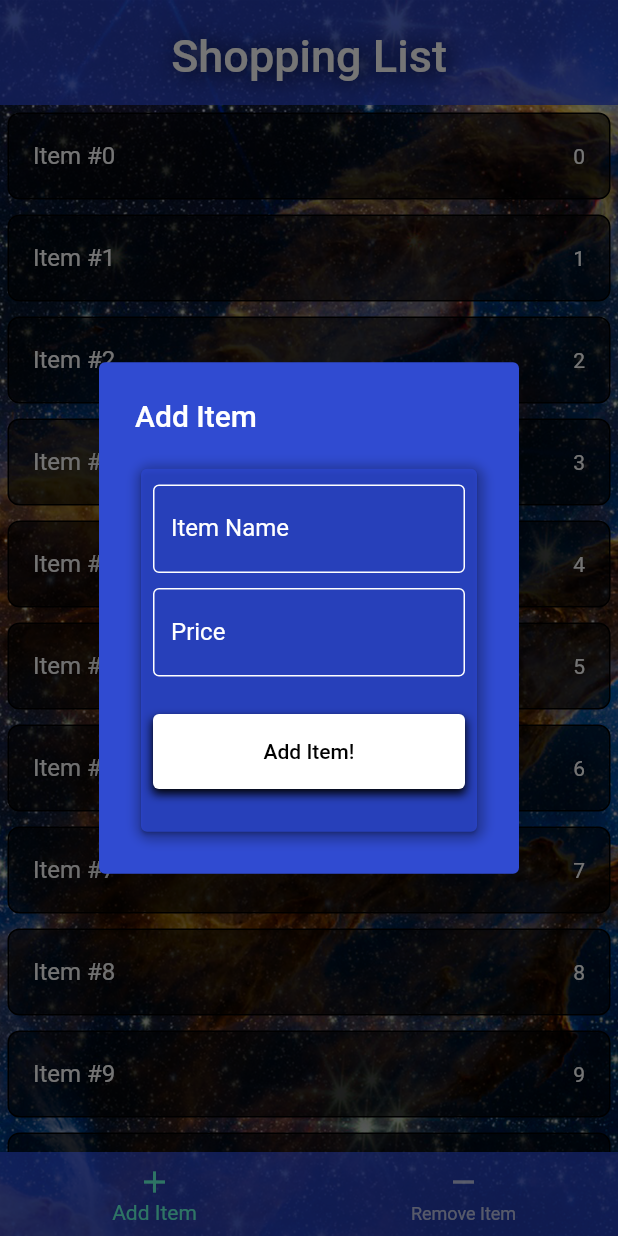
After one commit to LucasMonir/Custom-Shopping-List, a Flutter app: the screen it shows after launch, after a tap on "Add Item!", on a phone screen of 412 x 824 dp. The commit adds this screen. Run offline on Flutter 3.47's test engine with Material 2 defaults, Android fonts, the phone set to English and light mode, and no system bars.

Commit message:
Added Dialog for creating new list items! TODO: logic

```diff
--- /dev/null
+++ b/lib/pages/add_page.dart
@@ -0,0 +1,118 @@
+import 'package:flutter/material.dart';
+
+class AddPage extends StatefulWidget {
+  const AddPage({super.key});
+
+  @override
+  State<AddPage> createState() => _AddPageState();
+}
+
+class _AddPageState extends State<AddPage> {
+  @override
+  Widget build(BuildContext context) {
+    return AlertDialog(
+      backgroundColor: const Color.fromARGB(255, 48, 75, 209),
+      title: const Text('Add Item'),
+      content: Stack(
+        children: [
+          Container(
+            height: 250,
+            decoration: BoxDecoration(
+                color: Colors.transparent,
+                borderRadius: BorderRadius.circular(10),
+                boxShadow: const [
+                  BoxShadow(
+                      color: Colors.black26,
+                      blurRadius: 5,
+                      offset: Offset(1, 2)),
+                ]),
+            child: _loginForm(),
+          ),
+        ],
+      ),
+    );
+  }
+
+  Widget _loginForm() {
+    return Card(
+      color: const Color.fromARGB(201, 43, 70, 206),
+      child: Padding(
+        padding: const EdgeInsets.all(
+          8.0,
+        ),
+        child: Column(
+          children: [
+            Container(
+              margin: const EdgeInsets.only(top: 2.5, bottom: 5),
+              child: const TextField(
+                onChanged: null,
+                style: TextStyle(
+                  color: Colors.white,
+                ),
+                keyboardType: TextInputType.emailAddress,
+                cursorColor: Colors.white,
+                decoration: InputDecoration(
+                  label: Text('Item Name'),
+                  labelStyle: TextStyle(color: Colors.white),
+                  enabledBorder: OutlineInputBorder(
+                    borderSide: BorderSide(color: Colors.white),
+                  ),
+                  border: OutlineInputBorder(
+                    borderSide: BorderSide(color: Colors.white),
+                  ),
+                ),
+              ),
+            ),
+            Container(
+              margin: const EdgeInsets.only(
+                top: 5,
+                bottom: 5,
+              ),
+              child: const TextField(
+                onChanged: null,
+                obscureText: true,
+                style: TextStyle(color: Colors.white),
+                cursorColor: Colors.white,
+                decoration: InputDecoration(
+                  label: Text('Price'),
+                  labelStyle: TextStyle(color: Colors.white),
+                  enabledBorder: OutlineInputBorder(
+                    borderSide: BorderSide(color: Colors.white),
+                  ),
+                  border: OutlineInputBorder(
+                    borderSide: BorderSide(color: Colors.white),
+                  ),
+                ),
+              ),
+            ),
+            Container(
+              margin: const EdgeInsets.symmetric(vertical: 20),
+              decoration: const BoxDecoration(
+                boxShadow: [
+                  BoxShadow(
+                    blurRadius: 5,
+                    offset: Offset(0.0, 3.0),
+                  ),
+                ],
+              ),
+              width: double.infinity,
+              height: 50,
+              child: ElevatedButton(
+                style: const ButtonStyle(
+                  foregroundColor: MaterialStatePropertyAll(
+                    Color.fromARGB(255, 0, 0, 0),
+                  ),
+                  backgroundColor: MaterialStatePropertyAll(
+                    Colors.white,
+                  ),
+                ),
+                onPressed: () {},
+                child: const Text('Add Item!'),
+              ),
+            ),
+          ],
+        ),
+      ),
+    );
+  }
+}
--- a/lib/pages/home_page.dart
+++ b/lib/pages/home_page.dart
@@ -4,18 +4,21 @@ import 'package:custom_wish_list/widgets/tile_widget.dart';
 import 'package:flutter/material.dart';
 
 class HomePage extends StatefulWidget {
-  final String title;
-  const HomePage({super.key, required this.title});
+  late List<String> list;
+  late String title;
+  late Function callback;
+
+  HomePage.callback({super.key, required this.callback});
+  HomePage({super.key, required this.title});
 
   @override
   State<HomePage> createState() => _HomePageState();
 }
 
 class _HomePageState extends State<HomePage> {
-  List<String> list = List.generate(20, (index) => 'Item #$index');
-
   @override
   Widget build(BuildContext context) {
+    widget.list = List.generate(20, (index) => 'Item #$index');
     return Container(
       decoration: const BoxDecoration(
         image: DecorationImage(
@@ -31,9 +34,9 @@ class _HomePageState extends State<HomePage> {
             AppbarWidget(title: widget.title),
             SliverList(
               delegate: SliverChildBuilderDelegate(
-                childCount: list.length,
+                childCount: widget.list.length,
                 (context, index) => TileWidget(
-                  title: list[index],
+                  title: widget.list[index],
                   index: index,
                   price: index.toString(),
                 ),
--- a/lib/widgets/bottom_navigation_widget.dart
+++ b/lib/widgets/bottom_navigation_widget.dart
@@ -1,4 +1,6 @@
+import 'package:custom_wish_list/pages/add_page.dart';
 import 'package:flutter/material.dart';
+import 'package:flutter/services.dart';
 
 class BottomNavigationWidget extends StatelessWidget {
   const BottomNavigationWidget({super.key});
@@ -6,7 +8,18 @@ class BottomNavigationWidget extends StatelessWidget {
   @override
   Widget build(BuildContext context) {
     return BottomNavigationBar(
-      backgroundColor: Color.fromARGB(201, 43, 70, 206),
+      onTap: (value) {
+        if (value == 1) {
+          SystemNavigator.pop();
+        }
+        showDialog(
+          context: context,
+          builder: (BuildContext context) {
+            return const AddPage();
+          },
+        );
+      },
+      backgroundColor: const Color.fromARGB(201, 43, 70, 206),
       items: const [
         BottomNavigationBarItem(
           backgroundColor: Colors.transparent,
--- a/lib/widgets/tile_widget.dart
+++ b/lib/widgets/tile_widget.dart
@@ -22,7 +22,7 @@ class TileWidget extends StatelessWidget {
           horizontal: 5,
         ),
         child: ListTile(
-          tileColor: Colors.black45,
+          tileColor: const Color.fromARGB(161, 0, 0, 0),
           title: Text(title),
           trailing: Text(price),
           shape: RoundedRectangleBorder(
```
